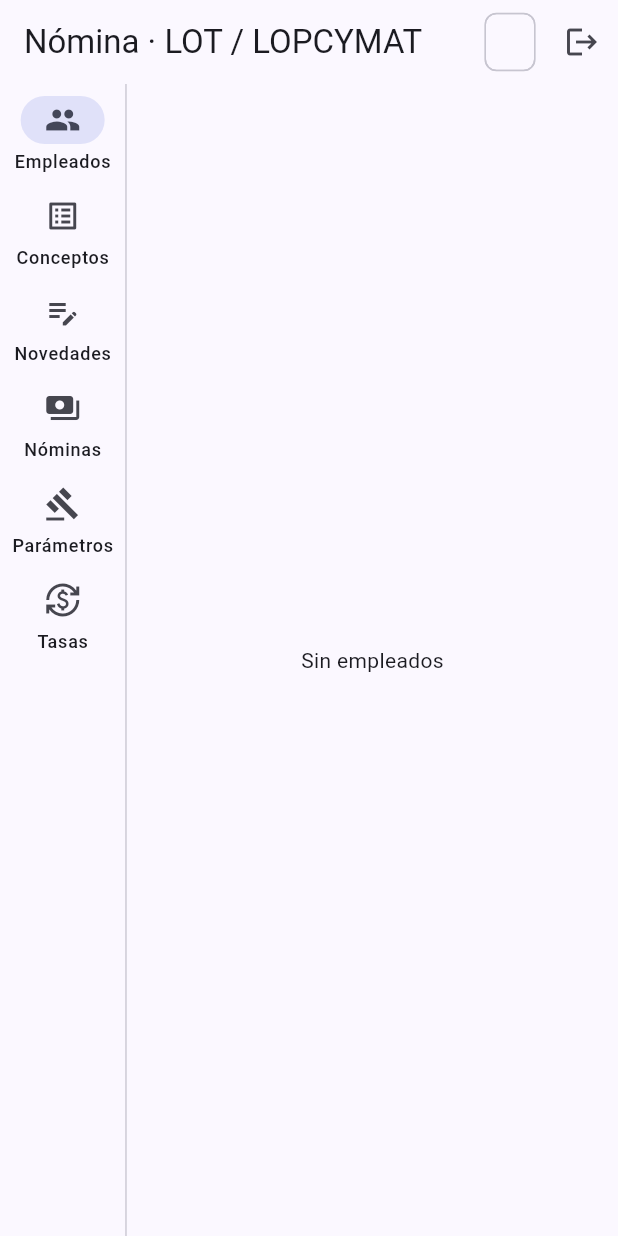
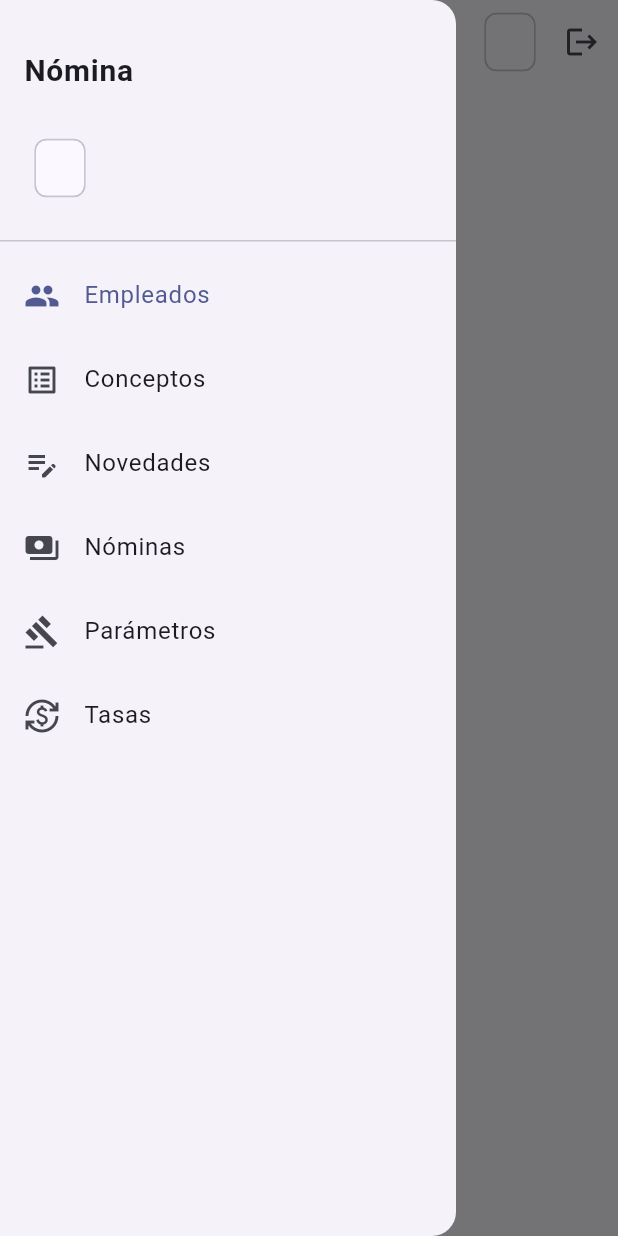
Before and after one commit to JaiMonta/NominaNE, a Flutter app: the screen it shows once a user with an empty profile is signed in, with the side drawer open (before the commit the screen has no drawer), on a phone screen of 412 x 824 dp. Run offline on Flutter 3.47's test engine with Material 3 defaults, Android fonts, the phone set to English and light mode, and no system bars; our stand-ins replace pdf, printing, supabase_flutter; accounts and stored records are empty.

Commit message:
Desglose de aportes patronales por concepto y navegacion responsive (movil)

```diff
--- a/lib/models/models.dart
+++ b/lib/models/models.dart
@@ -120,6 +120,7 @@ class Nomina {
   final String nombre, frecuencia, estado;
   final DateTime inicio, fin;
   final double totalIngresos, totalEgresos, totalNeto, totalAportes;
+  final double totalAporteIvss, totalAporteRpe, totalAporteFaov, totalAporteLopcymat;
   final double? tasaBcv;
 
   Nomina.fromJson(Map<String, dynamic> j)
@@ -133,6 +134,10 @@ class Nomina {
         totalEgresos = _d(j['total_egresos']),
         totalNeto = _d(j['total_neto']),
         totalAportes = _d(j['total_aportes_patronales']),
+        totalAporteIvss = _d(j['total_aporte_ivss']),
+        totalAporteRpe = _d(j['total_aporte_rpe']),
+        totalAporteFaov = _d(j['total_aporte_faov']),
+        totalAporteLopcymat = _d(j['total_aporte_lopcymat']),
         tasaBcv = j['tasa_bcv'] == null ? null : _d(j['tasa_bcv']);
 }
 
@@ -142,6 +147,7 @@ class Recibo {
   final String nombreEmpleado, cedula;
   final double ingresos, egresos, neto, aportes;
   final double salarioMensualUsd, ingresosUsd, egresosUsd, netoUsd;
+  final double aporteIvss, aporteRpe, aporteFaov, aporteLopcymat;
   final double? tasaBcv;
 
   Recibo.fromJson(Map<String, dynamic> j)
@@ -159,5 +165,9 @@ class Recibo {
         ingresosUsd = _d(j['total_ingresos_usd']),
         egresosUsd = _d(j['total_egresos_usd']),
         netoUsd = _d(j['neto_usd']),
+        aporteIvss = _d(j['aporte_ivss_patronal']),
+        aporteRpe = _d(j['aporte_rpe_patronal']),
+        aporteFaov = _d(j['aporte_faov_patronal']),
+        aporteLopcymat = _d(j['aporte_lopcymat_patronal']),
         tasaBcv = j['tasa_bcv'] == null ? null : _d(j['tasa_bcv']);
 }
--- a/lib/pages/home_page.dart
+++ b/lib/pages/home_page.dart
@@ -17,6 +17,7 @@ class HomePage extends StatefulWidget {
 class _HomePageState extends State<HomePage> {
   int _i = 0;
   String _rol = 'consulta';
+  final _scaffoldKey = GlobalKey<ScaffoldState>();
 
   @override
   void initState() {
@@ -27,6 +28,15 @@ class _HomePageState extends State<HomePage> {
   @override
   Widget build(BuildContext context) {
     final puedeEditar = _rol == 'admin' || _rol == 'rrhh';
+    final email = Supabase.instance.client.auth.currentUser?.email ?? '';
+    final destinos = <(IconData, String)>[
+      (Icons.people, 'Empleados'),
+      (Icons.list_alt, 'Conceptos'),
+      (Icons.edit_note, 'Novedades'),
+      (Icons.payments, 'Nóminas'),
+      (Icons.gavel, 'Parámetros'),
+      (Icons.currency_exchange, 'Tasas'),
+    ];
     final paginas = <Widget>[
       EmpleadosPage(puedeEditar: puedeEditar),
       ConceptosPage(puedeEditar: puedeEditar),
@@ -35,11 +45,39 @@ class _HomePageState extends State<HomePage> {
       ParametrosPage(puedeEditar: puedeEditar),
       TasasPage(puedeEditar: puedeEditar),
     ];
+
+    return LayoutBuilder(builder: (context, c) {
+      final esMovil = c.maxWidth < 800;
+      final body = esMovil
+          ? paginas[_i]
+          : Row(children: [
+              NavigationRail(
+                selectedIndex: _i,
+                onDestinationSelected: (v) => setState(() => _i = v),
+                labelType: NavigationRailLabelType.all,
+                destinations: [
+                  for (final d in destinos)
+                    NavigationRailDestination(icon: Icon(d.$1), label: Text(d.$2)),
+                ],
+              ),
+              const VerticalDivider(width: 1),
+              Expanded(child: paginas[_i]),
+            ]);
       return Scaffold(
+        key: _scaffoldKey,
         appBar: AppBar(
           title: const Text('Nómina · LOT / LOPCYMAT'),
+          leading: esMovil
+              ? IconButton(
+                  icon: const Icon(Icons.menu),
+                  onPressed: () => _scaffoldKey.currentState?.openDrawer())
+              : null,
           actions: [
-          Center(child: Text(Supabase.instance.client.auth.currentUser?.email ?? '')),
+            if (!esMovil)
+              Center(
+                  child: Padding(
+                      padding: const EdgeInsets.symmetric(horizontal: 8),
+                      child: Text(email))),
             Chip(label: Text(_rol)),
             IconButton(
                 tooltip: 'Salir',
@@ -47,23 +85,43 @@ class _HomePageState extends State<HomePage> {
                 onPressed: () => Supabase.instance.client.auth.signOut()),
           ],
         ),
-      body: Row(children: [
-        NavigationRail(
-          selectedIndex: _i,
-          onDestinationSelected: (v) => setState(() => _i = v),
-          labelType: NavigationRailLabelType.all,
-          destinations: const [
-            NavigationRailDestination(icon: Icon(Icons.people), label: Text('Empleados')),
-            NavigationRailDestination(icon: Icon(Icons.list_alt), label: Text('Conceptos')),
-            NavigationRailDestination(icon: Icon(Icons.edit_note), label: Text('Novedades')),
-            NavigationRailDestination(icon: Icon(Icons.payments), label: Text('Nóminas')),
-            NavigationRailDestination(icon: Icon(Icons.gavel), label: Text('Parámetros')),
-            NavigationRailDestination(icon: Icon(Icons.currency_exchange), label: Text('Tasas')),
+        drawer: esMovil
+            ? Drawer(
+                child: SafeArea(
+                  child: ListView(
+                    children: [
+                      DrawerHeader(
+                        child: Column(
+                          crossAxisAlignment: CrossAxisAlignment.start,
+                          mainAxisAlignment: MainAxisAlignment.center,
+                          children: [
+                            const Text('Nómina',
+                                style: TextStyle(
+                                    fontSize: 20, fontWeight: FontWeight.bold)),
+                            const SizedBox(height: 4),
+                            Text(email, style: const TextStyle(fontSize: 12)),
+                            const SizedBox(height: 4),
+                            Chip(label: Text(_rol)),
                           ],
                         ),
-        const VerticalDivider(width: 1),
-        Expanded(child: paginas[_i]),
-      ]),
+                      ),
+                      for (var i = 0; i < destinos.length; i++)
+                        ListTile(
+                          selected: _i == i,
+                          leading: Icon(destinos[i].$1),
+                          title: Text(destinos[i].$2),
+                          onTap: () {
+                            setState(() => _i = i);
+                            Navigator.pop(context);
+                          },
+                        ),
+                    ],
+                  ),
+                ),
+              )
+            : null,
+        body: body,
       );
+    });
   }
 }
--- a/lib/services/pdf_service.dart
+++ b/lib/services/pdf_service.dart
@@ -186,7 +186,11 @@ pw.Widget _reciboWidget({
             pw.Text('Total egresos: ${_money.format(recibo.egresos)} Bs (US\$ ${_usd.format(recibo.egresosUsd)})', style: small),
             pw.Text('NETO A PAGAR: ${_money.format(recibo.neto)} Bs (US\$ ${_usd.format(recibo.netoUsd)})',
                 style: const pw.TextStyle(fontSize: 10, fontWeight: pw.FontWeight.bold)),
-            pw.Text('Aportes patronales: ${_money.format(recibo.aportes)} Bs', style: small),
+            pw.SizedBox(height: 4),
+            pw.Text('Aportes patronales (empresa):', style: bold),
+            pw.Text('IVSS: ${_money.format(recibo.aporteIvss)} Bs   ·   RPE: ${_money.format(recibo.aporteRpe)} Bs', style: small),
+            pw.Text('FAOV: ${_money.format(recibo.aporteFaov)} Bs   ·   LOPCYMAT: ${_money.format(recibo.aporteLopcymat)} Bs', style: small),
+            pw.Text('Total aportes: ${_money.format(recibo.aportes)} Bs', style: bold),
           ]),
         ],
       ),
```
Also changed, not shown: lib/core/payroll_engine.dart (+18 -7 lines), lib/pages/nominas_page.dart (+17 -1 lines), lib/services/repo.dart (+13 -0 lines), 1 other file. Lines whose indentation alone changed are shown as unchanged.
